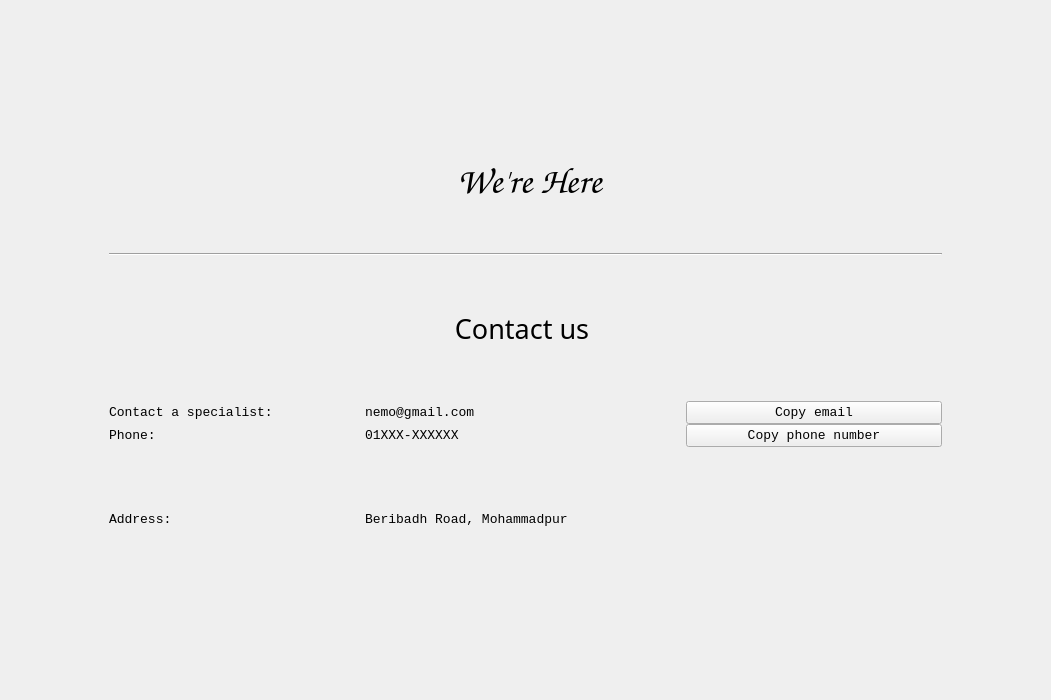
Above: SupportUI.ui from ASNaeem/Simple-VCMS before the change. Below: the same form after it.
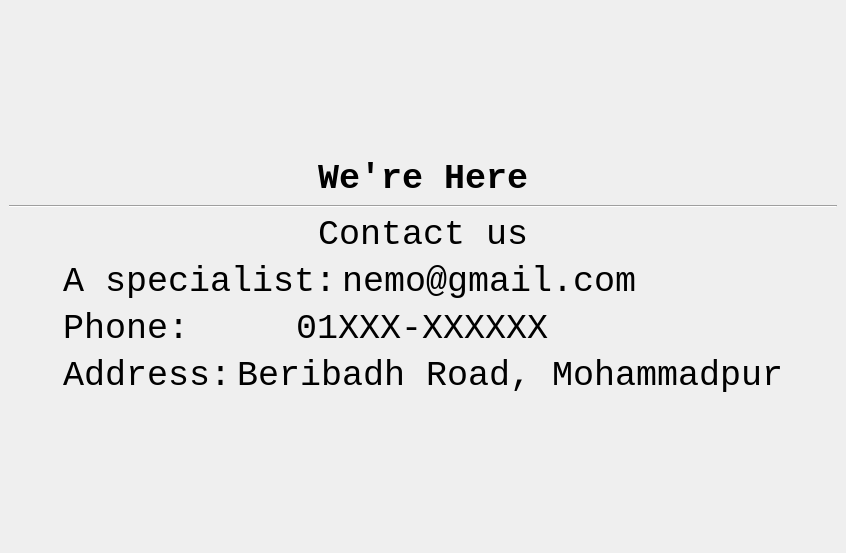
That is the form after the change.

The edit to the form file:
```diff
--- a/SupportUI.ui
+++ b/SupportUI.ui
@@ -6,8 +6,8 @@
    <rect>
     <x>0</x>
     <y>0</y>
-    <width>1051</width>
-    <height>700</height>
+    <width>846</width>
+    <height>553</height>
    </rect>
   </property>
   <property name="font">
@@ -21,39 +21,69 @@
   <widget class="QWidget" name="centralwidget">
    <layout class="QVBoxLayout" name="verticalLayout_2">
     <item>
-     <layout class="QVBoxLayout" name="verticalLayout">
-      <property name="spacing">
-       <number>0</number>
+     <spacer name="verticalSpacer">
+      <property name="orientation">
+       <enum>Qt::Vertical</enum>
       </property>
-      <property name="leftMargin">
-       <number>100</number>
+      <property name="sizeHint" stdset="0">
+       <size>
+        <width>20</width>
+        <height>40</height>
+       </size>
       </property>
-      <property name="topMargin">
-       <number>100</number>
-      </property>
-      <property name="rightMargin">
-       <number>100</number>
-      </property>
-      <property name="bottomMargin">
-       <number>100</number>
-      </property>
+     </spacer>
+    </item>
+    <item>
+     <layout class="QVBoxLayout" name="verticalLayout_4">
+      <item>
+       <layout class="QVBoxLayout" name="verticalLayout_3">
+        <item>
+         <layout class="QHBoxLayout" name="horizontalLayout_5">
+          <item>
+           <spacer name="horizontalSpacer_3">
+            <property name="orientation">
+             <enum>Qt::Horizontal</enum>
+            </property>
+            <property name="sizeHint" stdset="0">
+             <size>
+              <width>40</width>
+              <height>20</height>
+             </size>
+            </property>
+           </spacer>
+          </item>
       <item>
        <widget class="QLabel" name="we_are_here">
         <property name="font">
          <font>
-          <family>Comic Sans MS</family>
-          <pointsize>28</pointsize>
+              <family>Courier New</family>
+              <pointsize>26</pointsize>
           <weight>75</weight>
           <bold>true</bold>
          </font>
         </property>
         <property name="text">
-         <string> We're Here</string>
+             <string>We're Here</string>
         </property>
         <property name="alignment">
          <set>Qt::AlignCenter</set>
         </property>
        </widget>
+          </item>
+          <item>
+           <spacer name="horizontalSpacer_4">
+            <property name="orientation">
+             <enum>Qt::Horizontal</enum>
+            </property>
+            <property name="sizeHint" stdset="0">
+             <size>
+              <width>40</width>
+              <height>20</height>
+             </size>
+            </property>
+           </spacer>
+          </item>
+         </layout>
       </item>
       <item>
        <widget class="Line" name="line">
@@ -62,36 +92,57 @@
         </property>
        </widget>
       </item>
+       </layout>
+      </item>
+      <item>
+       <layout class="QHBoxLayout" name="horizontalLayout_6" stretch="50,0,50">
+        <item>
+         <spacer name="horizontalSpacer">
+          <property name="orientation">
+           <enum>Qt::Horizontal</enum>
+          </property>
+          <property name="sizeHint" stdset="0">
+           <size>
+            <width>40</width>
+            <height>20</height>
+           </size>
+          </property>
+         </spacer>
+        </item>
+        <item>
+         <layout class="QVBoxLayout" name="verticalLayout">
+          <item>
+           <layout class="QHBoxLayout" name="horizontalLayout_4">
       <item>
        <widget class="QLabel" name="label_2">
         <property name="font">
          <font>
-          <family>Shonar Bangla</family>
-          <pointsize>20</pointsize>
-          <weight>50</weight>
-          <bold>false</bold>
+                <family>Courier New</family>
+                <pointsize>26</pointsize>
          </font>
         </property>
         <property name="text">
-         <string>Contact us </string>
+               <string>Contact us</string>
         </property>
         <property name="alignment">
          <set>Qt::AlignCenter</set>
         </property>
        </widget>
       </item>
+           </layout>
+          </item>
       <item>
-       <layout class="QHBoxLayout" name="horizontalLayout" stretch="40,50,40">
+           <layout class="QHBoxLayout" name="horizontalLayout" stretch="7,15">
         <item>
          <widget class="QLabel" name="label_3">
           <property name="font">
            <font>
             <family>Courier New</family>
-            <pointsize>10</pointsize>
+                <pointsize>26</pointsize>
            </font>
           </property>
           <property name="text">
-           <string>Contact a specialist:</string>
+               <string>A specialist:</string>
           </property>
          </widget>
         </item>
@@ -100,7 +151,7 @@
           <property name="font">
            <font>
             <family>Courier New</family>
-            <pointsize>10</pointsize>
+                <pointsize>26</pointsize>
            </font>
           </property>
           <property name="text">
@@ -108,29 +159,16 @@
           </property>
          </widget>
         </item>
-        <item>
-         <widget class="QPushButton" name="copy_email_1">
-          <property name="font">
-           <font>
-            <family>Courier New</family>
-            <pointsize>10</pointsize>
-           </font>
-          </property>
-          <property name="text">
-           <string>Copy email</string>
-          </property>
-         </widget>
-        </item>
        </layout>
       </item>
       <item>
-       <layout class="QHBoxLayout" name="horizontalLayout_2" stretch="40,50,40">
+           <layout class="QHBoxLayout" name="horizontalLayout_2" stretch="7,15">
         <item>
          <widget class="QLabel" name="label_4">
           <property name="font">
            <font>
             <family>Courier New</family>
-            <pointsize>10</pointsize>
+                <pointsize>26</pointsize>
            </font>
           </property>
           <property name="text">
@@ -143,7 +181,7 @@
           <property name="font">
            <font>
             <family>Courier New</family>
-            <pointsize>10</pointsize>
+                <pointsize>26</pointsize>
            </font>
           </property>
           <property name="text">
@@ -151,29 +189,16 @@
           </property>
          </widget>
         </item>
-        <item>
-         <widget class="QPushButton" name="copy_email_2">
-          <property name="font">
-           <font>
-            <family>Courier New</family>
-            <pointsize>10</pointsize>
-           </font>
-          </property>
-          <property name="text">
-           <string>Copy phone number</string>
-          </property>
-         </widget>
-        </item>
        </layout>
       </item>
       <item>
-       <layout class="QHBoxLayout" name="horizontalLayout_3" stretch="40,90">
+           <layout class="QHBoxLayout" name="horizontalLayout_3" stretch="7,15">
         <item>
          <widget class="QLabel" name="label">
           <property name="font">
            <font>
             <family>Courier New</family>
-            <pointsize>10</pointsize>
+                <pointsize>26</pointsize>
            </font>
           </property>
           <property name="text">
@@ -186,7 +211,7 @@
           <property name="font">
            <font>
             <family>Courier New</family>
-            <pointsize>10</pointsize>
+                <pointsize>26</pointsize>
            </font>
           </property>
           <property name="text">
@@ -197,6 +222,36 @@
        </layout>
       </item>
      </layout>
+        </item>
+        <item>
+         <spacer name="horizontalSpacer_2">
+          <property name="orientation">
+           <enum>Qt::Horizontal</enum>
+          </property>
+          <property name="sizeHint" stdset="0">
+           <size>
+            <width>40</width>
+            <height>20</height>
+           </size>
+          </property>
+         </spacer>
+        </item>
+       </layout>
+      </item>
+     </layout>
+    </item>
+    <item>
+     <spacer name="verticalSpacer_2">
+      <property name="orientation">
+       <enum>Qt::Vertical</enum>
+      </property>
+      <property name="sizeHint" stdset="0">
+       <size>
+        <width>20</width>
+        <height>40</height>
+       </size>
+      </property>
+     </spacer>
     </item>
    </layout>
   </widget>
```
Left out of the diff: 2 changed lines with no effect on the pictures. Lines whose indentation alone changed are shown as unchanged.
